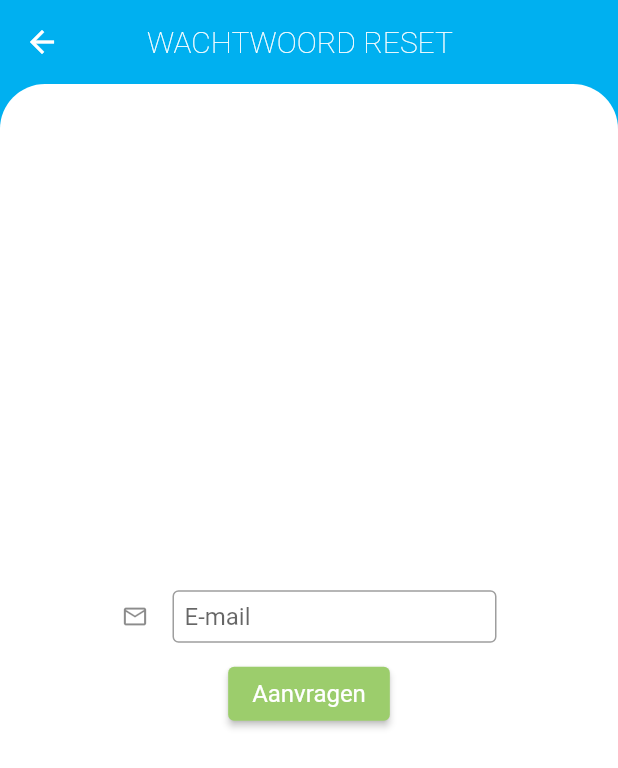
After one commit to voltiac-development/golf-app, a Flutter app: the ForgotScreen screen opened by its route, after a tap on "Aanvragen", on a phone screen of 412 x 824 dp. The commit adds this screen. Shown: the top 768 px of the screen. Run offline on Flutter 3.47's test engine with Material 2 defaults, Android fonts, the phone set to English and light mode, and no system bars; our stand-ins replace flutter_secure_storage, localstorage; accounts and stored records are empty.

Commit message:
UI for the forgotten password screen has been made. Notifications has a start.

```diff
--- a/api/package.json
+++ b/api/package.json
@@ -16,6 +16,7 @@
   "author": "",
   "license": "ISC",
   "dependencies": {
+    "@sendgrid/mail": "^7.4.5",
     "@types/jsonwebtoken": "^8.5.2",
     "@types/uuid": "^8.3.0",
     "apidoc": "^0.28.1",
--- a/app/lib/main.dart
+++ b/app/lib/main.dart
@@ -1,4 +1,5 @@
 import 'package:flutter/material.dart';
+import 'package:flutter_golf/views/forgot.dart';
 
 //Custom components
 import 'views/dashboard.dart';
@@ -27,6 +28,7 @@ class MyApp extends StatelessWidget {
         'dashboard': (_) => DashboardScreen(),
         'register': (_) => RegisterScreen(),
         'allscores': (_) => AllScoresScreen(),
+        'forgotpassword': (_) => ForgotScreen(),
       },
     );
   }
--- /dev/null
+++ b/app/lib/views/forgot.dart
@@ -0,0 +1,58 @@
+import 'dart:math';
+
+import 'package:flutter/cupertino.dart';
+import 'package:flutter/material.dart';
+import 'package:flutter_golf/components/appbar.dart';
+
+class ForgotScreen extends StatelessWidget {
+  final emailController = TextEditingController();
+  @override
+  Widget build(BuildContext context) {
+    final ButtonStyle style = OutlinedButton.styleFrom(
+      textStyle: const TextStyle(fontSize: 16),
+      backgroundColor: Theme.of(context).accentColor,
+      primary: Colors.white,
+    );
+    return Scaffold(
+        backgroundColor: Theme.of(context).primaryColor,
+        appBar:
+            DefaultAppBar(title: 'WACHTWOORD RESET', person: false, back: true),
+        body: Container(
+            decoration: BoxDecoration(
+                color: Color(0xFFffffff),
+                borderRadius: BorderRadius.only(
+                    topLeft: Radius.circular(30),
+                    topRight: Radius.circular(30))),
+            child: Column(
+              mainAxisAlignment: MainAxisAlignment.center,
+              children: [
+                SizedBox(
+                    width: max(250, MediaQuery.of(context).size.width * 0.50),
+                    child: TextField(
+                      controller: emailController,
+                      decoration: InputDecoration(
+                          border: OutlineInputBorder(),
+                          hintText: 'E-mail',
+                          icon: Icon(Icons.mail_outline),
+                          contentPadding: EdgeInsets.all(8),
+                          isDense: true),
+                    )),
+                SizedBox(height: 10, width: MediaQuery.of(context).size.width),
+                ElevatedButton(
+                  style: style,
+                  onPressed: () {
+                    requestForgotten(context);
+                  },
+                  child: Padding(
+                    padding: EdgeInsets.only(top: 5, bottom: 5),
+                    child: Text('Aanvragen'),
+                  ),
+                ),
+              ],
+            )));
+  }
+
+  void requestForgotten(final context) async {
+    print(emailController.text);
+  }
+}
```
Also changed, not shown: api/package-lock.json, 2 other files.
